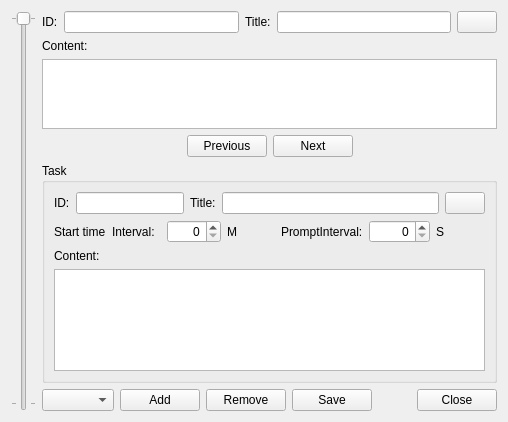
This is Src/FrmTasks.ui in KangLin/Calendar as Qt 5 draws it before an edit. The edited form follows.
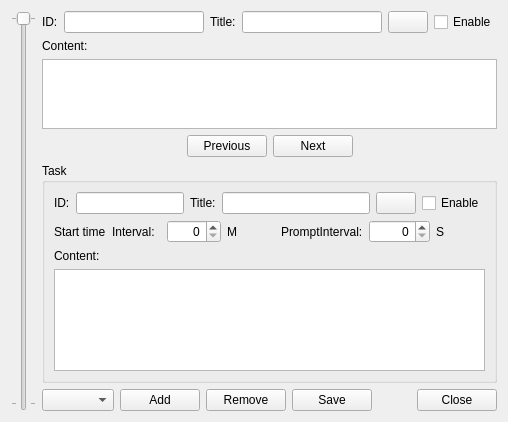
This is the edited form. Icons and pictures are not drawn.

Commit message: Add enable in CTasks and CTask

Diff of the .ui file:
```diff
--- a/Src/FrmTasks.ui
+++ b/Src/FrmTasks.ui
@@ -122,6 +122,13 @@
          </property>
         </widget>
        </item>
+       <item>
+        <widget class="QCheckBox" name="cbTasksEnable">
+         <property name="text">
+          <string>Enable</string>
+         </property>
+        </widget>
+       </item>
       </layout>
      </item>
      <item>
@@ -287,8 +294,14 @@
              <string/>
             </property>
             <property name="icon">
-             <iconset theme="task">
-              </iconset>
+             <iconset theme="task"/>
+            </property>
+           </widget>
+          </item>
+          <item>
+           <widget class="QCheckBox" name="cbTaskEnable">
+            <property name="text">
+             <string>Enable</string>
             </property>
            </widget>
           </item>
```
Left out of the diff: 41 changed lines with no effect on the pictures. The commit also changes 11 other files.
